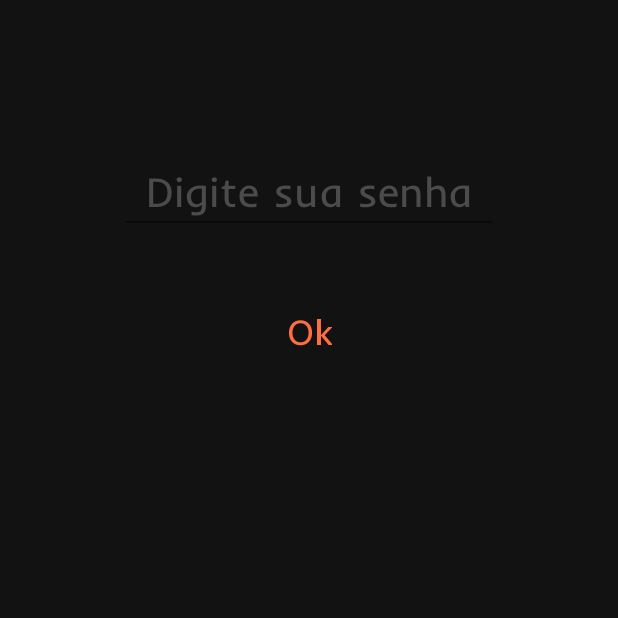
After one commit to lucasar2303/SimpleNotes, an Android app: the NoteActivity screen opened directly, with no data from a screen before it, on a phone screen of 412 x 824 dp, the top half of it. The commit adds this screen. Run offline under Robolectric (Android 15) with nearby library versions, the phone set to English and light mode, and no system bars; 5 statements that could not run were skipped.

Commit message:
Note activity + Atualizar dados da nota + senha de proteção na nota

```diff
--- a/app/src/main/AndroidManifest.xml
+++ b/app/src/main/AndroidManifest.xml
@@ -13,6 +13,9 @@
         android:supportsRtl="true"
         android:theme="@style/Theme.Splash"
         tools:targetApi="31">
+        <activity
+            android:name=".NoteActivity"
+            android:exported="false" />
         <activity
             android:name=".CategoryActivity"
             android:exported="false" />
--- a/app/src/main/java/com/example/simplenotes/AddActivity.java
+++ b/app/src/main/java/com/example/simplenotes/AddActivity.java
@@ -44,7 +44,6 @@ public class AddActivity extends AppCompatActivity {
         SimpleDateFormat dateFormat = new SimpleDateFormat("yyyy-MM-dd hh:mm:ss");
         Date date = new Date();
         String dateString = dateFormat.format(date);
-        Toast.makeText(this, dateString, Toast.LENGTH_SHORT).show();
 
         NoteDAO noteDAO = new NoteDAO(getApplicationContext());
         Note note = new Note();
--- /dev/null
+++ b/app/src/main/res/layout/activity_note.xml
@@ -0,0 +1,188 @@
+<?xml version="1.0" encoding="utf-8"?>
+<androidx.constraintlayout.widget.ConstraintLayout xmlns:android="http://schemas.android.com/apk/res/android"
+    xmlns:app="http://schemas.android.com/apk/res-auto"
+    xmlns:tools="http://schemas.android.com/tools"
+    android:layout_width="match_parent"
+    android:layout_height="match_parent"
+    tools:context=".NoteActivity"
+    android:background="@color/blackBg">
+
+    <ImageButton
+        android:id="@+id/btnBack"
+        android:layout_width="wrap_content"
+        android:layout_height="wrap_content"
+        android:background="@color/blackBg"
+        android:padding="20dp"
+        app:layout_constraintBottom_toTopOf="@+id/guideline4"
+        app:layout_constraintStart_toStartOf="parent"
+        app:layout_constraintTop_toTopOf="parent"
+        app:srcCompat="@drawable/ic_back" />
+
+    <ImageButton
+        android:id="@+id/btnLock"
+        android:layout_width="50dp"
+        android:layout_height="50dp"
+        android:background="@color/blackBg"
+        app:layout_constraintBottom_toTopOf="@+id/guideline4"
+        app:layout_constraintEnd_toStartOf="@+id/btnDownFont"
+        app:layout_constraintTop_toTopOf="parent"
+        app:srcCompat="@drawable/ic_lock"
+        app:tint="@color/grayText" />
+
+    <ImageButton
+        android:id="@+id/btnDownFont"
+        android:layout_width="50dp"
+        android:layout_height="50dp"
+        android:background="@color/blackBg"
+        app:layout_constraintBottom_toTopOf="@+id/guideline4"
+        app:layout_constraintEnd_toStartOf="@+id/btnUpFont"
+        app:layout_constraintTop_toTopOf="parent"
+        app:srcCompat="@drawable/ic_fontdown" />
+
+    <ImageButton
+        android:id="@+id/btnUpFont"
+        android:layout_width="50dp"
+        android:layout_height="50dp"
+        android:background="@color/blackBg"
+        app:layout_constraintBottom_toTopOf="@+id/guideline4"
+        app:layout_constraintEnd_toStartOf="@+id/btnDelete"
+        app:layout_constraintTop_toTopOf="parent"
+        app:layout_constraintVertical_bias="0.521"
+        app:srcCompat="@drawable/ic_fontup" />
+
+    <ImageButton
+        android:id="@+id/btnDelete"
+        android:layout_width="50dp"
+        android:layout_height="50dp"
+        android:background="@color/blackBg"
+        app:layout_constraintBottom_toTopOf="@+id/guideline4"
+        app:layout_constraintEnd_toEndOf="parent"
+        app:layout_constraintTop_toTopOf="parent"
+        app:srcCompat="@drawable/ic_trash" />
+
+    <androidx.constraintlayout.widget.Guideline
+        android:id="@+id/guideline4"
+        android:layout_width="wrap_content"
+        android:layout_height="wrap_content"
+        android:orientation="horizontal"
+        app:layout_constraintGuide_percent="0.1" />
+
+    <TextView
+        android:id="@+id/textView2"
+        android:layout_width="wrap_content"
+        android:layout_height="wrap_content"
+        android:text="Categoria"
+        android:textColor="@color/orange"
+        android:fontFamily="@font/inder"
+        android:textSize="18dp"
+        app:layout_constraintBottom_toTopOf="@+id/guideline4"
+        app:layout_constraintStart_toEndOf="@+id/btnBack"
+        app:layout_constraintTop_toTopOf="parent" />
+
+    <EditText
+        android:id="@+id/etTitle"
+        android:layout_width="0dp"
+        android:layout_height="wrap_content"
+        android:layout_marginHorizontal="20dp"
+        android:background="@drawable/bg_note"
+        android:backgroundTint="@color/blackBg"
+        android:ems="10"
+        android:hint="Título"
+        android:inputType="textPersonName"
+        android:maxLength="20"
+        android:paddingVertical="15dp"
+        android:textSize="28dp"
+        android:textColor="@color/white"
+        android:textColorHint="@color/grayText"
+        app:layout_constraintEnd_toEndOf="parent"
+        app:layout_constraintHorizontal_bias="0.0"
+        app:layout_constraintStart_toStartOf="parent"
+        app:layout_constraintTop_toTopOf="@+id/guideline4" />
+
+
+    <EditText
+        android:id="@+id/etText"
+        android:layout_width="0dp"
+        android:layout_height="0dp"
+        android:layout_marginHorizontal="20dp"
+        android:ems="10"
+        android:fontFamily="@font/inder"
+        android:gravity="start|top"
+        android:hint="Digite suas anotações"
+        android:inputType="textMultiLine"
+        android:textColor="@color/white"
+        android:textColorHint="@color/grayText"
+        android:textSize="22sp"
+        app:layout_constraintBottom_toTopOf="@+id/guideline5"
+        app:layout_constraintEnd_toEndOf="parent"
+        app:layout_constraintStart_toStartOf="parent"
+        app:layout_constraintTop_toBottomOf="@+id/etTitle" />
+
+    <androidx.constraintlayout.widget.Guideline
+        android:id="@+id/guideline5"
+        android:layout_width="wrap_content"
+        android:layout_height="wrap_content"
+        android:orientation="horizontal"
+        app:layout_constraintGuide_percent="0.93" />
+
+    <TextView
+        android:id="@+id/tvSave"
+        android:layout_width="0dp"
+        android:layout_height="0dp"
+        android:text="Salvar"
+        android:gravity="center"
+        android:textColor="@color/orange"
+        android:fontFamily="@font/inder"
+        android:textSize="20dp"
+        android:background="@color/blackDialog"
+        app:layout_constraintBottom_toBottomOf="parent"
+        app:layout_constraintEnd_toEndOf="parent"
+        app:layout_constraintStart_toStartOf="parent"
+        app:layout_constraintTop_toBottomOf="@+id/etText" />
+
+    <androidx.constraintlayout.widget.ConstraintLayout
+        android:id="@+id/layoutPassword"
+        android:layout_width="match_parent"
+        android:layout_height="match_parent"
+        android:background="@color/blackBg"
+        android:visibility="visible"
+        app:layout_constraintBottom_toBottomOf="parent"
+        app:layout_constraintEnd_toEndOf="parent"
+        app:layout_constraintStart_toStartOf="parent"
+        app:layout_constraintTop_toTopOf="parent">
+
+        <EditText
+            android:id="@+id/etPassword"
+            android:layout_width="match_parent"
+            android:layout_height="wrap_content"
+            android:layout_marginTop="100dp"
+            android:layout_marginHorizontal="80dp"
+            android:ems="10"
+            android:fontFamily="@font/inder"
+            android:hint="Digite sua senha"
+            android:inputType="numberPassword"
+            android:maxLength="4"
+            android:textSize="28dp"
+            android:textAlignment="center"
+            android:textColor="@color/orange"
+            android:textColorHint="@color/grayText"
+            app:layout_constraintEnd_toEndOf="parent"
+            app:layout_constraintStart_toStartOf="parent"
+            app:layout_constraintTop_toTopOf="parent" />
+
+        <TextView
+            android:id="@+id/okPassword"
+            android:layout_width="wrap_content"
+            android:layout_height="wrap_content"
+            android:layout_marginTop="40dp"
+            android:text="Ok"
+            android:paddingVertical="10dp"
+            android:paddingHorizontal="50dp"
+            android:fontFamily="@font/inder"
+            android:textColor="@color/orange"
+            android:textSize="24dp"
+            app:layout_constraintEnd_toEndOf="parent"
+            app:layout_constraintStart_toStartOf="parent"
+            app:layout_constraintTop_toBottomOf="@+id/etPassword" />
+    </androidx.constraintlayout.widget.ConstraintLayout>
+</androidx.constraintlayout.widget.ConstraintLayout>
```
Also changed, not shown: app/src/main/java/com/example/simplenotes/MainActivity.java (+30 -0 lines), app/src/main/java/com/example/simplenotes/NoteActivity.java (added, +155 -0 lines), app/src/main/java/com/example/simplenotes/adapter/NoteAdapter.java (+5 -2 lines), app/src/main/java/com/example/simplenotes/helper/NoteDAO.java (+30 -3 lines), app/src/main/java/com/example/simplenotes/helper/RecyclerItemClickListener.java (added, +59 -0 lines), app/src/main/res/layout/dialog_password.xml (added, +70 -0 lines).
